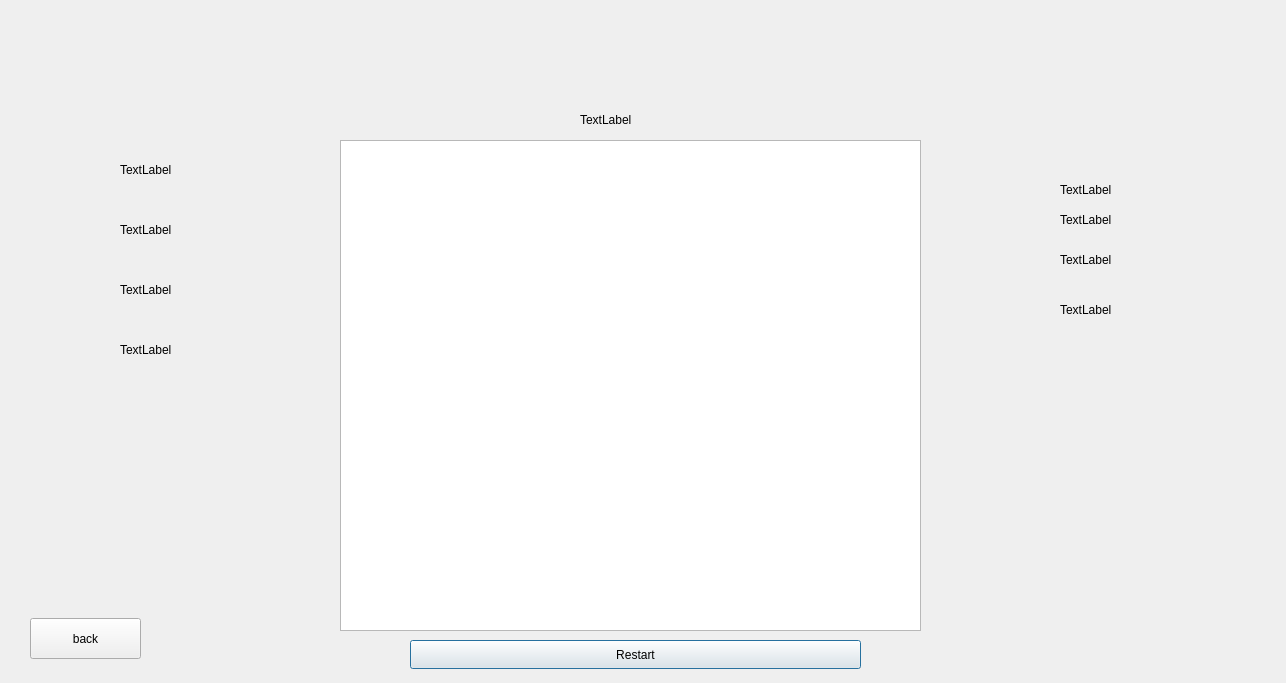
The window that gamewindow.ui (alaamhassan/OthelloGameProject) describes before a commit, drawn with Qt 5.
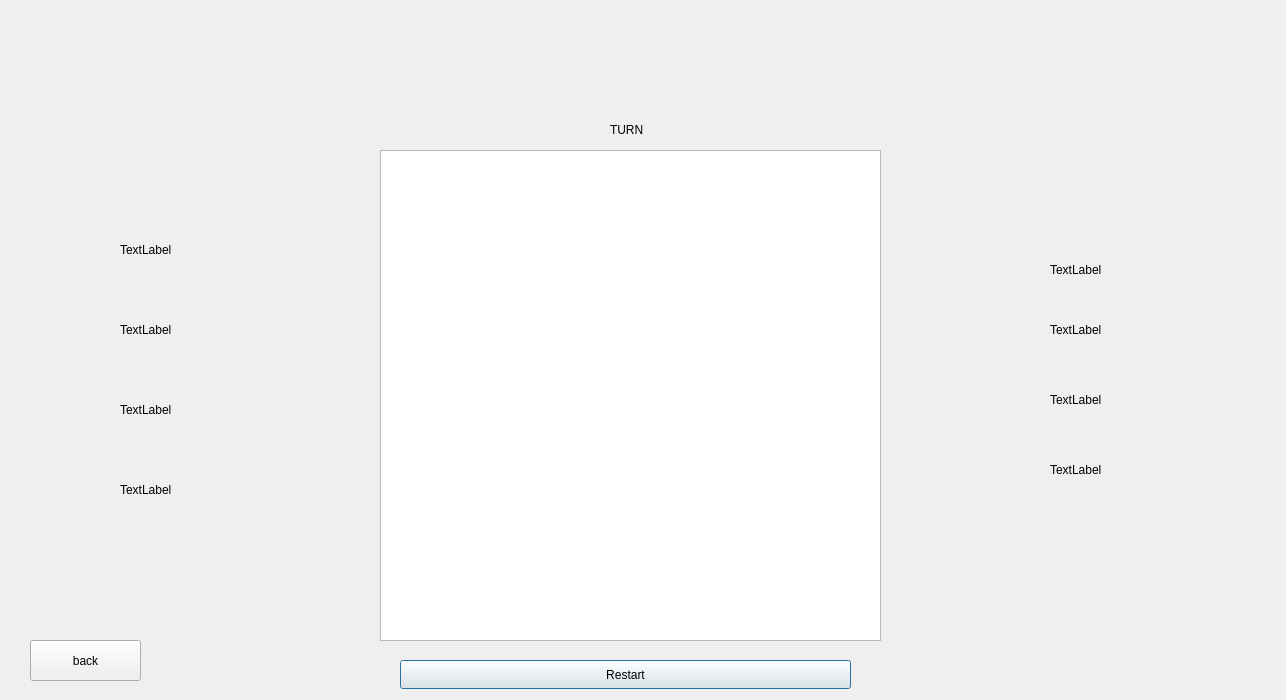
The same window after the commit.

What changed in the file:
```diff
--- a/gamewindow.ui
+++ b/gamewindow.ui
@@ -7,7 +7,7 @@
     <x>0</x>
     <y>0</y>
     <width>1286</width>
-    <height>683</height>
+    <height>700</height>
    </rect>
   </property>
   <property name="windowTitle">
@@ -16,9 +16,9 @@
   <widget class="QGraphicsView" name="graphicsView">
    <property name="geometry">
     <rect>
-     <x>340</x>
-     <y>140</y>
-     <width>581</width>
+     <x>380</x>
+     <y>150</y>
+     <width>501</width>
      <height>491</height>
     </rect>
    </property>
@@ -26,8 +26,8 @@
   <widget class="QLabel" name="player1RemindedPieces">
    <property name="geometry">
     <rect>
-     <x>1060</x>
-     <y>210</y>
+     <x>1050</x>
+     <y>320</y>
      <width>63</width>
      <height>20</height>
     </rect>
@@ -39,8 +39,8 @@
   <widget class="QLabel" name="player2RemindedPieces">
    <property name="geometry">
     <rect>
-     <x>1060</x>
-     <y>300</y>
+     <x>1050</x>
+     <y>460</y>
      <width>63</width>
      <height>20</height>
     </rect>
@@ -53,7 +53,7 @@
    <property name="geometry">
     <rect>
      <x>120</x>
-     <y>220</y>
+     <y>320</y>
      <width>63</width>
      <height>20</height>
     </rect>
@@ -66,7 +66,7 @@
    <property name="geometry">
     <rect>
      <x>120</x>
-     <y>340</y>
+     <y>480</y>
      <width>63</width>
      <height>20</height>
     </rect>
@@ -79,7 +79,7 @@
    <property name="geometry">
     <rect>
      <x>120</x>
-     <y>160</y>
+     <y>240</y>
      <width>63</width>
      <height>20</height>
     </rect>
@@ -92,7 +92,7 @@
    <property name="geometry">
     <rect>
      <x>120</x>
-     <y>280</y>
+     <y>400</y>
      <width>63</width>
      <height>20</height>
     </rect>
@@ -104,8 +104,8 @@
   <widget class="QLabel" name="Player1R">
    <property name="geometry">
     <rect>
-     <x>1060</x>
-     <y>180</y>
+     <x>1050</x>
+     <y>260</y>
      <width>63</width>
      <height>20</height>
     </rect>
@@ -117,8 +117,8 @@
   <widget class="QLabel" name="Player2R">
    <property name="geometry">
     <rect>
-     <x>1060</x>
-     <y>250</y>
+     <x>1050</x>
+     <y>390</y>
      <width>63</width>
      <height>20</height>
     </rect>
@@ -130,21 +130,21 @@
   <widget class="QLabel" name="TurnLabel">
    <property name="geometry">
     <rect>
-     <x>580</x>
-     <y>110</y>
+     <x>610</x>
+     <y>120</y>
      <width>63</width>
      <height>20</height>
     </rect>
    </property>
    <property name="text">
-    <string>TextLabel</string>
+    <string>TURN</string>
    </property>
   </widget>
   <widget class="QPushButton" name="RestartButton">
    <property name="geometry">
     <rect>
-     <x>410</x>
-     <y>640</y>
+     <x>400</x>
+     <y>660</y>
      <width>451</width>
      <height>29</height>
     </rect>
@@ -157,7 +157,7 @@
    <property name="geometry">
     <rect>
      <x>30</x>
-     <y>618</y>
+     <y>640</y>
      <width>111</width>
      <height>41</height>
     </rect>
```
